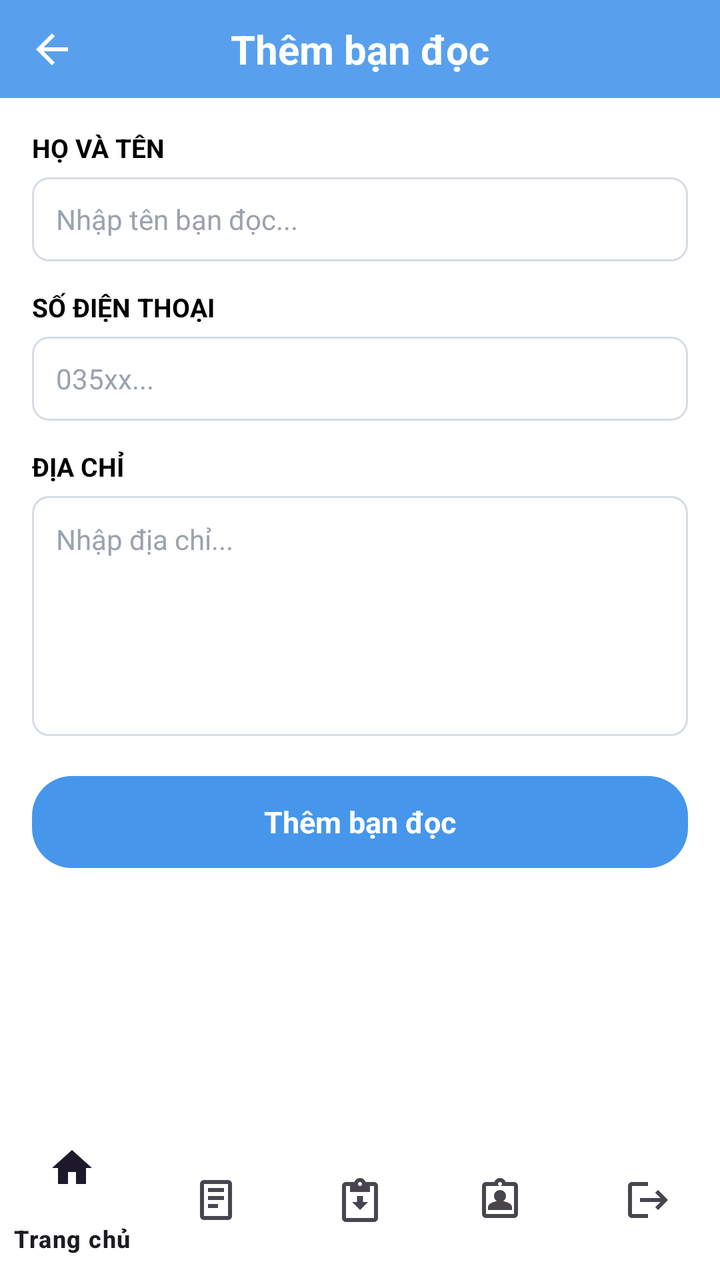
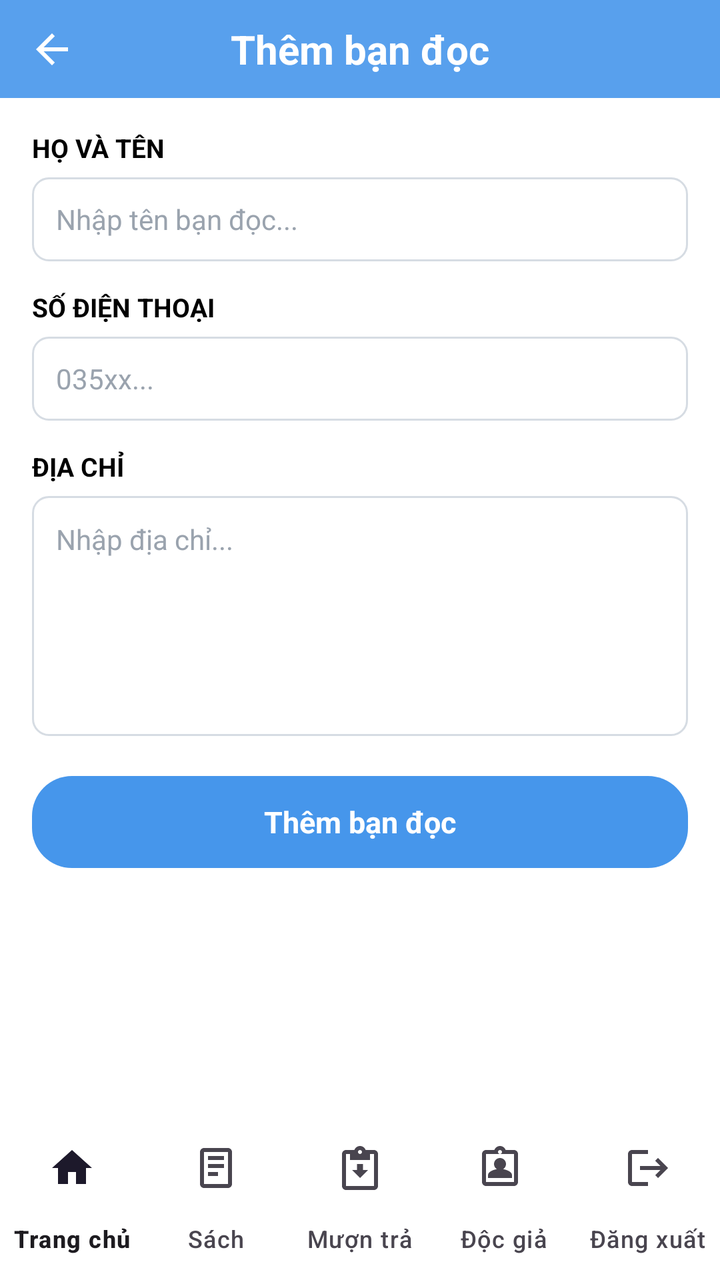

Screens rendered from an Android XML layout before and after an edit, with the pre-edit source and the edit as a unified diff.
<!-- AndroidManifest.xml: application theme Theme.QuanLyThuVien -->
<!-- res/layout/activity_bandoc_add.xml -->
<?xml version="1.0" encoding="utf-8"?>
<androidx.constraintlayout.widget.ConstraintLayout xmlns:android="http://schemas.android.com/apk/res/android"
    xmlns:app="http://schemas.android.com/apk/res-auto"
    android:layout_width="match_parent"
    android:layout_height="match_parent"
    android:background="#FFFFFF">

    <androidx.constraintlayout.widget.ConstraintLayout
        android:id="@+id/header"
        android:layout_width="0dp"
        android:layout_height="49dp"
        android:background="@drawable/bg_header_sach"
        app:layout_constraintTop_toTopOf="parent"
        app:layout_constraintStart_toStartOf="parent"
        app:layout_constraintEnd_toEndOf="parent">

        <ImageView
            android:id="@+id/btnBack"
            android:layout_width="28dp"
            android:layout_height="28dp"
            android:layout_marginStart="12dp"
            android:padding="2dp"
            android:src="@drawable/ic_arrow_back"
            android:background="?attr/selectableItemBackgroundBorderless"
            android:contentDescription="Quay lại"
            app:layout_constraintTop_toTopOf="parent"
            app:layout_constraintBottom_toBottomOf="parent"
            app:layout_constraintStart_toStartOf="parent" />

        <TextView
            android:layout_width="wrap_content"
            android:layout_height="wrap_content"
            android:text="Thêm bạn đọc"
            android:textColor="#FFFFFF"
            android:textSize="20sp"
            android:textStyle="bold"
            app:layout_constraintTop_toTopOf="parent"
            app:layout_constraintBottom_toBottomOf="parent"
            app:layout_constraintStart_toStartOf="parent"
            app:layout_constraintEnd_toEndOf="parent" />
    </androidx.constraintlayout.widget.ConstraintLayout>

    <ScrollView
        android:layout_width="0dp"
        android:layout_height="0dp"
        android:fillViewport="true"
        app:layout_constraintTop_toBottomOf="@id/header"
        app:layout_constraintStart_toStartOf="parent"
        app:layout_constraintEnd_toEndOf="parent"
        app:layout_constraintBottom_toTopOf="@id/bottomNav">

        <LinearLayout
            android:layout_width="match_parent"
            android:layout_height="wrap_content"
            android:orientation="vertical"
            android:padding="16dp">

            <TextView
                android:layout_width="wrap_content"
                android:layout_height="wrap_content"
                android:text="HỌ VÀ TÊN"
                android:textColor="#000000"
                android:textSize="13sp"
                android:textStyle="bold" />

            <EditText
                android:id="@+id/edtTen"
                android:layout_width="match_parent"
                android:layout_height="42dp"
                android:layout_marginTop="6dp"
                android:paddingHorizontal="12dp"
                android:background="@drawable/bg_input_field"
                android:hint="Nhập tên bạn đọc..."
                android:textColorHint="#9AA3AE"
                android:textColor="#000000"
                android:textSize="14sp"
                android:singleLine="true"
                android:inputType="textPersonName" />

            <TextView
                android:layout_width="wrap_content"
                android:layout_height="wrap_content"
                android:layout_marginTop="14dp"
                android:text="SỐ ĐIỆN THOẠI"
                android:textColor="#000000"
                android:textSize="13sp"
                android:textStyle="bold" />

            <EditText
                android:id="@+id/edtSdt"
                android:layout_width="match_parent"
                android:layout_height="42dp"
                android:layout_marginTop="6dp"
                android:paddingHorizontal="12dp"
                android:background="@drawable/bg_input_field"
                android:hint="035xx..."
                android:textColorHint="#9AA3AE"
                android:textColor="#000000"
                android:textSize="14sp"
                android:singleLine="true"
                android:inputType="phone" />

            <TextView
                android:layout_width="wrap_content"
                android:layout_height="wrap_content"
                android:layout_marginTop="14dp"
                android:text="ĐỊA CHỈ"
                android:textColor="#000000"
                android:textSize="13sp"
                android:textStyle="bold" />

            <EditText
                android:id="@+id/edtDiaChi"
                android:layout_width="match_parent"
                android:layout_height="120dp"
                android:layout_marginTop="6dp"
                android:padding="12dp"
                android:gravity="top"
                android:background="@drawable/bg_input_field"
                android:hint="Nhập địa chỉ..."
                android:textColorHint="#9AA3AE"
                android:textColor="#000000"
                android:textSize="14sp"
                android:inputType="textMultiLine"
                android:scrollbars="vertical" />

            <TextView
                android:id="@+id/btnConfirm"
                android:layout_width="match_parent"
                android:layout_height="46dp"
                android:layout_marginTop="20dp"
                android:gravity="center"
                android:text="Thêm bạn đọc"
                android:textColor="#FFFFFF"
                android:textSize="15sp"
                android:textStyle="bold"
                android:background="@drawable/bg_btn_primary"
                android:clickable="true"
                android:focusable="true" />
        </LinearLayout>
    </ScrollView>

    <com.google.android.material.bottomnavigation.BottomNavigationView
        android:id="@+id/bottomNav"
        android:layout_width="0dp"
        android:layout_height="wrap_content"
        android:background="#FFFFFF"
        app:menu="@menu/bottom_nav_menu"
        app:layout_constraintStart_toStartOf="parent"
        app:layout_constraintEnd_toEndOf="parent"
        app:layout_constraintBottom_toBottomOf="parent" />

</androidx.constraintlayout.widget.ConstraintLayout>
<!-- resources referenced by this layout -->
<resources>
  <!-- drawable bg_btn_primary (drawable) -->
  <?xml version="1.0" encoding="utf-8"?>
  <shape xmlns:android="http://schemas.android.com/apk/res/android"
      android:shape="rectangle">
      <solid android:color="#4696EB" />
      <corners android:radius="20dp" />
  </shape>
  <!-- drawable bg_header_sach (drawable) -->
  <?xml version="1.0" encoding="utf-8"?>
  <shape xmlns:android="http://schemas.android.com/apk/res/android"
      android:shape="rectangle">
      <solid android:color="#E64696EB" />
  </shape>
  <!-- drawable bg_input_field (drawable) -->
  <?xml version="1.0" encoding="utf-8"?>
  <shape xmlns:android="http://schemas.android.com/apk/res/android"
      android:shape="rectangle">
      <solid android:color="#FFFFFF" />
      <stroke android:width="1dp" android:color="#D6DCE3" />
      <corners android:radius="8dp" />
  </shape>
  <!-- drawable ic_arrow_back (drawable) -->
  <vector xmlns:android="http://schemas.android.com/apk/res/android"
      android:width="24dp"
      android:height="24dp"
      android:viewportWidth="24"
      android:viewportHeight="24"
      android:tint="#FFFFFF">
      <path
          android:fillColor="#FFFFFF"
          android:pathData="M20,11H7.83l5.59,-5.59L12,4l-8,8 8,8 1.41,-1.41L7.83,13H20v-2z"/>
  </vector>
  <style name="Theme.QuanLyThuVien" parent="Base.Theme.QuanLyThuVien" />
  <style name="Base.Theme.QuanLyThuVien" parent="Theme.Material3.DayNight.NoActionBar">
          <item name="colorPrimary">@color/colorPrimary</item>
          <item name="colorPrimaryVariant">@color/colorPrimaryDark</item>
          <item name="colorOnPrimary">@color/white</item>
          
          <item name="android:statusBarColor" tools:targetApi="l">@android:color/transparent</item>
          <item name="android:windowLightStatusBar" tools:targetApi="m">false</item>
      </style>
  <color name="colorPrimary">#4696EB</color>
  <color name="colorPrimaryDark">#4F91D7</color>
  <color name="white">#FFFFFFFF</color>
</resources>

<!-- the commit's change to res/layout/activity_bandoc_add.xml (unified diff, before → after) -->
@@ -146,6 +146,7 @@
         android:layout_height="wrap_content"
         android:background="#FFFFFF"
         app:menu="@menu/bottom_nav_menu"
+        app:labelVisibilityMode="labeled"
         app:layout_constraintStart_toStartOf="parent"
         app:layout_constraintEnd_toEndOf="parent"
         app:layout_constraintBottom_toBottomOf="parent" />
